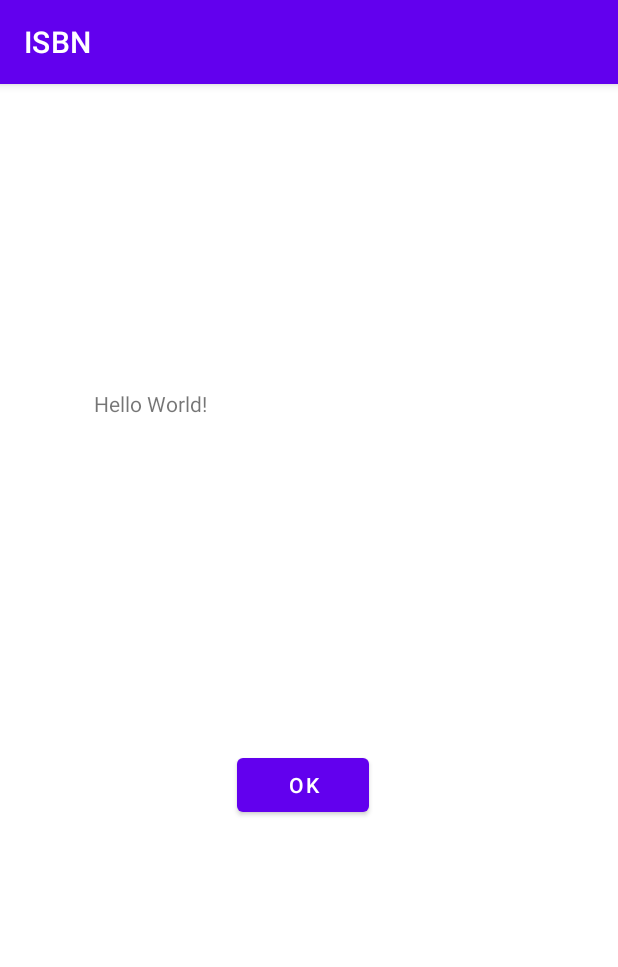
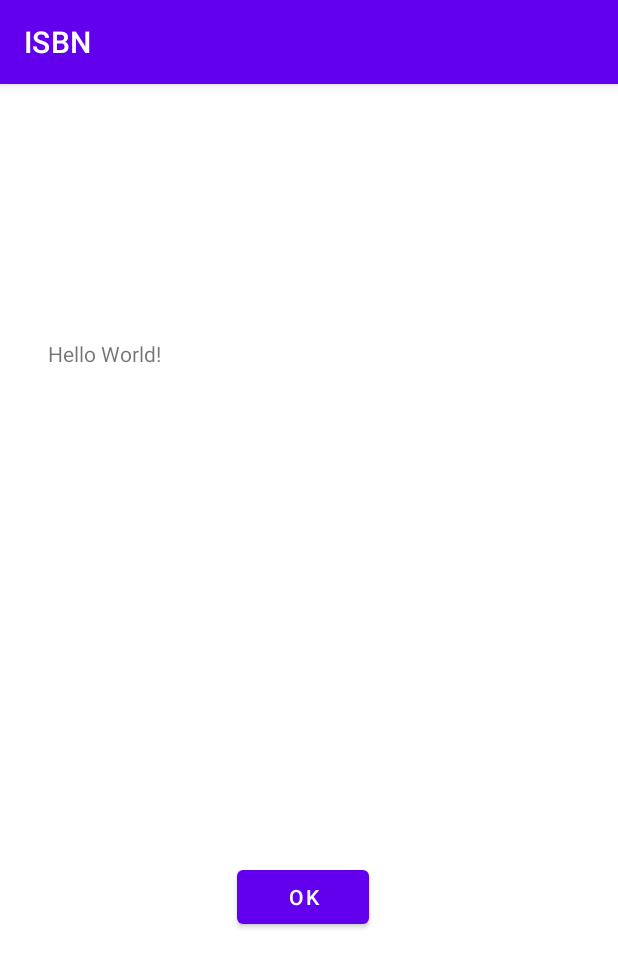
Before and after one commit to PixelPartisan01/Book-Search, an Android app: the screen it shows after launch (MainActivity), on a phone screen of 412 x 824 dp. Shown: the top 967 px of the screen. Run offline under Robolectric (Android 15) with nearby library versions, the phone set to English and light mode, and no system bars.

```diff
--- a/app/src/main/AndroidManifest.xml
+++ b/app/src/main/AndroidManifest.xml
@@ -2,7 +2,7 @@
 <manifest xmlns:android="http://schemas.android.com/apk/res/android"
     package="com.example.isbn">
 
-    <uses-permission android:name="aandroid.permission.INTERNET" />
+    <uses-permission android:name="android.permission.INTERNET" />
 
     <application
         android:allowBackup="true"
--- a/app/src/main/java/com/example/isbn/MainActivity.kt
+++ b/app/src/main/java/com/example/isbn/MainActivity.kt
@@ -2,12 +2,64 @@ package com.example.isbn
 
 import androidx.appcompat.app.AppCompatActivity
 import android.os.Bundle
+import android.widget.ArrayAdapter
+import android.widget.TextView
+import com.google.gson.JsonObject
+import okhttp3.*
+import org.json.JSONObject
+import java.io.IOException
+import java.lang.StringBuilder
+
 
 class MainActivity : AppCompatActivity()
 {
+    lateinit var textView: TextView
+
+    private val client = OkHttpClient()
+
+    var key = "72b7ac6198d35bb4ae94b6f7eb6a9dfa"
+
     override fun onCreate(savedInstanceState: Bundle?)
     {
         super.onCreate(savedInstanceState)
         setContentView(R.layout.activity_main)
+
+        textView = findViewById(R.id.textView)
+
+        run("https://moly.hu/api/books.json?q=%22Ernest Hemingway&key="+key)
+    }
+
+    fun run(url: String)
+    {
+        val request = Request.Builder()
+            .url(url)
+            .build()
+
+        client.newCall(request).enqueue(object : Callback
+        {
+            override fun onFailure(call: Call, e: IOException)
+            {
+
+            }
+
+            override fun onResponse(call: Call, response: Response)
+            {
+                var resp = response.body()?.string()
+                var obj = JSONObject(resp)
+                var arr = obj.getJSONArray("books")
+                val builder = StringBuilder()
+
+                for (i in 0 until arr.length())
+                {
+                    var o = arr.getJSONObject(i)
+
+                    builder.append(o.getString("title")).append('\n')
+                }
+
+                textView.text = builder.toString()
+
+            }
+
+        })
     }
 }
--- a/app/src/main/res/layout/activity_main.xml
+++ b/app/src/main/res/layout/activity_main.xml
@@ -8,8 +8,8 @@
 
     <TextView
         android:id="@+id/textView"
-        android:layout_width="286dp"
-        android:layout_height="106dp"
+        android:layout_width="347dp"
+        android:layout_height="214dp"
         android:text="Hello World!"
         app:layout_constraintBottom_toBottomOf="parent"
         app:layout_constraintHorizontal_bias="0.496"
```
Also changed, not shown: app/build.gradle (+10 -1 lines).
